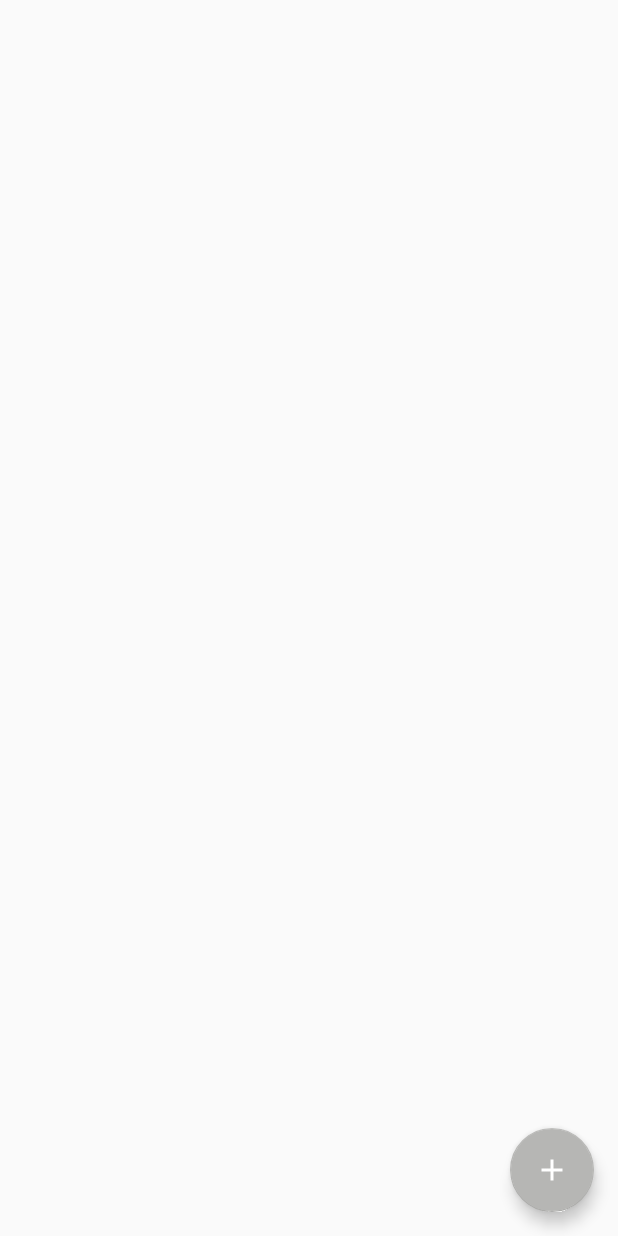
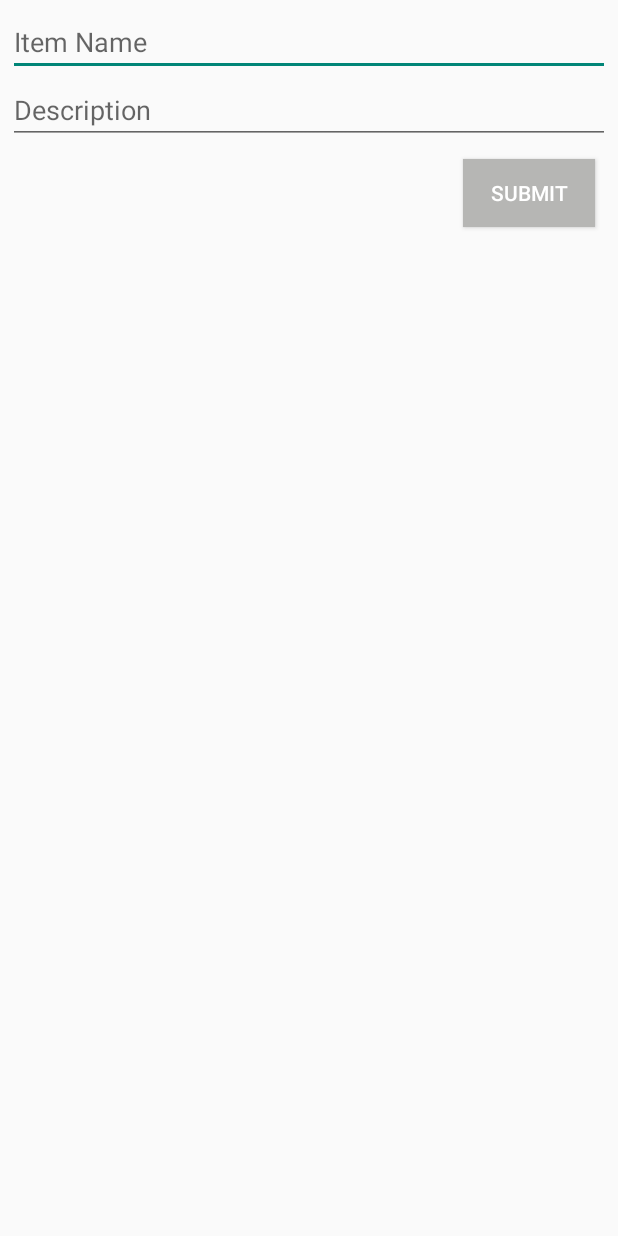
Before and after one commit to williumchen/Clares_List, an Android app: the screen it shows after launch (MainActivity before the commit, SubmitViewActivity after it), after a tap on an icon or button, on a phone screen of 412 x 824 dp. Run offline under Robolectric (Android 15) with nearby library versions, the phone set to English and light mode, and no system bars; 2 statements that could not run were skipped.

Commit message:
submit view

```diff
--- a/app/src/main/java/com/example/wchen/clareslist/MainActivity.java
+++ b/app/src/main/java/com/example/wchen/clareslist/MainActivity.java
@@ -1,6 +1,7 @@
 package com.example.wchen.clareslist;
 
 import android.app.Activity;
+import android.content.Intent;
 import android.os.Bundle;
 import android.support.design.widget.FloatingActionButton;
 import android.support.v7.widget.LinearLayoutManager;
@@ -8,7 +9,6 @@ import android.support.v7.widget.RecyclerView;
 import android.view.Menu;
 import android.view.MenuItem;
 import android.view.View;
-import android.widget.Toast;
 
 import com.parse.Parse;
 
@@ -32,7 +32,9 @@ public class MainActivity extends Activity {
         fab.setOnClickListener(new View.OnClickListener() {
             @Override
             public void onClick(View v) {
-                Toast.makeText(getBaseContext(), "FAB clicked!", Toast.LENGTH_SHORT).show();
+                Intent submitScreen = new Intent(v.getContext(), SubmitViewActivity.class);
+                v.getContext().startActivity(submitScreen);
+                //Toast.makeText(getBaseContext(), "FAB clicked!", Toast.LENGTH_SHORT).show();
             }
         });
 //        recList.setHasFixedSize(true);
--- a/app/src/main/java/com/example/wchen/clareslist/SubmitViewActivity.java
+++ b/app/src/main/java/com/example/wchen/clareslist/SubmitViewActivity.java
@@ -1,7 +1,30 @@
 package com.example.wchen.clareslist;
+
+import android.app.Activity;
+import android.content.Intent;
+import android.os.Bundle;
+import android.view.MenuItem;
 
 /**
  * Created by wchen on 10/5/15.
  */
-public class SubmitViewActivity {
+public class SubmitViewActivity extends Activity {
+    @Override
+    protected void onCreate(Bundle savedInstanceState) {
+        super.onCreate(savedInstanceState);
+        setContentView(R.layout.activity_submit_view);
+
+        Intent intent = getIntent();
+    }
+
+    @Override
+    public boolean onOptionsItemSelected(MenuItem item) {
+        // Get the back button to work
+        switch (item.getItemId()) {
+            case android.R.id.home:
+                onBackPressed();
+                return true;
+        }
+        return super.onOptionsItemSelected(item);
+    }
 }
--- a/app/src/main/res/layout/activity_post_view.xml
+++ b/app/src/main/res/layout/activity_post_view.xml
@@ -35,11 +35,6 @@
                 android:layout_below="@+id/txtItem"
                 android:layout_marginTop="10dp"
                 android:layout_marginLeft="15dp"/>
-
-
-
         </RelativeLayout>
     </android.support.v7.widget.CardView>
-
-
 </RelativeLayout>
--- /dev/null
+++ b/app/src/main/res/layout/activity_submit_view.xml
@@ -0,0 +1,37 @@
+<RelativeLayout xmlns:android="http://schemas.android.com/apk/res/android"
+    xmlns:tools="http://schemas.android.com/tools" android:layout_width="match_parent"
+    android:layout_height="match_parent"
+    android:layout_margin="5dp"
+    tools:context="com.example.wchen.clareslist.SubmitViewActivity">
+    <EditText
+        android:id="@+id/submit_item"
+        android:hint="Item Name"
+        android:layout_width="fill_parent"
+        android:layout_height="wrap_content"
+        android:inputType="text" />
+
+    <EditText
+        android:id="@+id/submit_description"
+        android:hint="Description"
+        android:layout_below="@id/submit_item"
+        android:layout_width="fill_parent"
+        android:layout_height="wrap_content"
+        android:inputType="textMultiLine"
+        android:singleLine="false"/>
+
+    <!--<AutoCompleteTextView-->
+        <!--android:layout_width=""-->
+        <!--android:layout_height="" />-->
+
+    <Button
+        android:id="@+id/submit_button"
+        android:layout_width="wrap_content"
+        android:layout_height="45dp"
+        android:layout_alignParentRight="true"
+        android:layout_below="@id/submit_description"
+        android:layout_marginTop="10dp"
+        android:layout_marginRight="10dp"
+        android:text="Submit"
+        android:background="@color/plus"
+        android:textColor="#FFFFFF"/>
+</RelativeLayout>
--- a/app/src/main/res/values/strings.xml
+++ b/app/src/main/res/values/strings.xml
@@ -1,7 +1,6 @@
 <resources>
     <string name="app_name">Clare\'s List</string>
-
-    <string name="hello_world">Hello world!</string>
     <string name="action_settings">Settings</string>
     <string name="title_activity_post_view">PostViewActivity</string>
+    <string name="title_activity_submit_view">SubmitViewActivity</string>
 </resources>
```
Also changed, not shown: app/src/main/AndroidManifest.xml (+8 -0 lines).
